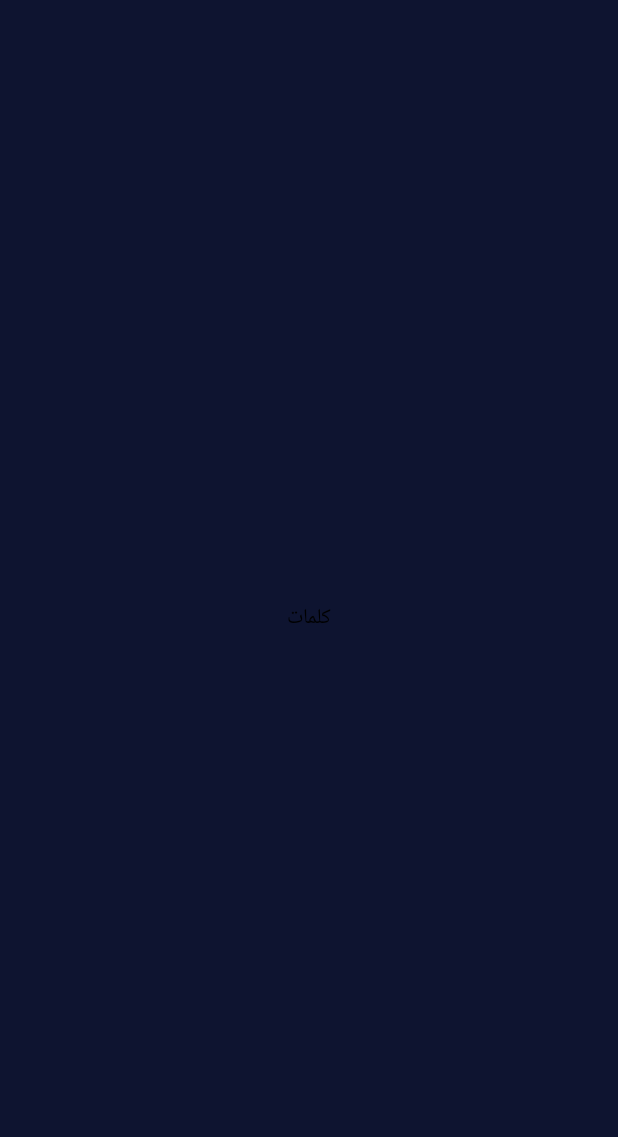
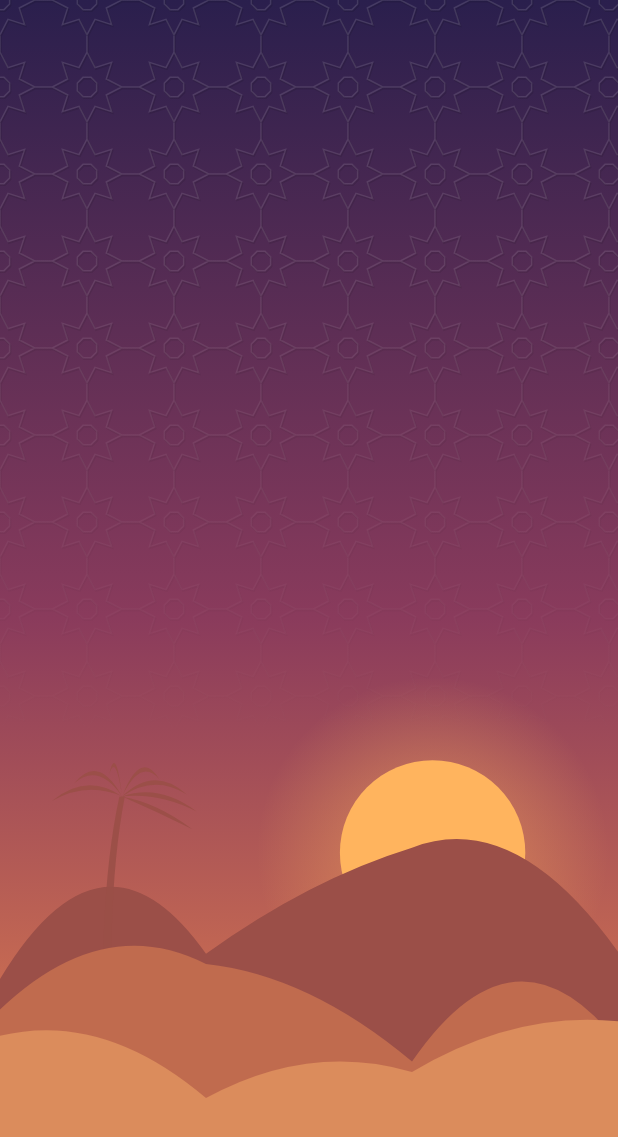
Before and after one commit to mks-zakaria/kalimat, an Android app built with Jetpack Compose: the screen it shows after launch (MainActivity), on a phone screen of 412 x 824 dp. Before the commit the part shown is almost empty. Shown: the top 1137 px of the screen. Run offline under Robolectric (Android 15) with nearby library versions, the phone set to English and light mode, and no system bars.

Commit message:
Android: desert scene background (sky, girih pattern, sun or moon, dunes, palm)

```diff
--- a/android/app/src/main/java/com/zakaria/crossword/MainActivity.kt
+++ b/android/app/src/main/java/com/zakaria/crossword/MainActivity.kt
@@ -4,25 +4,22 @@ import android.os.Bundle
 import androidx.activity.ComponentActivity
 import androidx.activity.compose.setContent
 import androidx.activity.enableEdgeToEdge
-import androidx.compose.foundation.layout.Box
-import androidx.compose.foundation.layout.fillMaxSize
-import androidx.compose.foundation.text.BasicText
 import androidx.compose.runtime.CompositionLocalProvider
-import androidx.compose.ui.Alignment
-import androidx.compose.ui.Modifier
 import androidx.compose.ui.platform.LocalLayoutDirection
 import androidx.compose.ui.unit.LayoutDirection
+import com.zakaria.crossword.ui.components.SceneBackground
+import com.zakaria.crossword.ui.components.SceneMood
+import com.zakaria.crossword.ui.theme.Fonts
 
 class MainActivity : ComponentActivity() {
     override fun onCreate(savedInstanceState: Bundle?) {
         super.onCreate(savedInstanceState)
         enableEdgeToEdge()
+        Fonts.load(assets)
         setContent {
             // The game is Arabic only, so the whole UI is right-to-left on every phone.
             CompositionLocalProvider(LocalLayoutDirection provides LayoutDirection.Rtl) {
-                Box(Modifier.fillMaxSize(), contentAlignment = Alignment.Center) {
-                    BasicText("كلمات")
-                }
+                SceneBackground(SceneMood.Sunset, duneHeight = 0.34f)
             }
         }
     }
--- /dev/null
+++ b/android/app/src/main/java/com/zakaria/crossword/ui/components/Scene.kt
@@ -0,0 +1,209 @@
+package com.zakaria.crossword.ui.components
+
+import androidx.compose.animation.core.RepeatMode
+import androidx.compose.animation.core.animateFloat
+import androidx.compose.animation.core.infiniteRepeatable
+import androidx.compose.animation.core.rememberInfiniteTransition
+import androidx.compose.animation.core.tween
+import androidx.compose.foundation.Canvas
+import androidx.compose.foundation.layout.fillMaxSize
+import androidx.compose.runtime.Composable
+import androidx.compose.runtime.getValue
+import androidx.compose.ui.Modifier
+import androidx.compose.ui.geometry.Offset
+import androidx.compose.ui.geometry.Rect
+import androidx.compose.ui.geometry.Size
+import androidx.compose.ui.graphics.Brush
+import androidx.compose.ui.graphics.Color
+import androidx.compose.ui.graphics.Path
+import androidx.compose.ui.graphics.PathOperation
+import androidx.compose.ui.graphics.drawscope.DrawScope
+import androidx.compose.ui.graphics.drawscope.Stroke
+import androidx.compose.ui.graphics.drawscope.clipRect
+import androidx.compose.ui.graphics.drawscope.translate
+import com.zakaria.crossword.game.SeededRng
+import kotlin.math.PI
+import kotlin.math.cos
+import kotlin.math.sin
+
+/** Colours of one desert scene. Each pack has its own mood (pack 1 dawn, 2 day, 3 sunset, 4 night, 5 dawn…). */
+enum class SceneMood(val sky: List<Color>, val dunes: List<Color>, val sun: Color) {
+    Dawn(
+        listOf(Color(0xFF4B3A6E), Color(0xFF9C5B7F), Color(0xFFF0A27A)),
+        listOf(Color(0xFFC98B73), Color(0xFFDDA27D), Color(0xFFEBBE8E)), Color(0xFFFFD3A1),
+    ),
+    Day(
+        listOf(Color(0xFF2F6FA8), Color(0xFF5FA3D6), Color(0xFFBFE0F2)),
+        listOf(Color(0xFFE2B77C), Color(0xFFEBC68D), Color(0xFFF3D7A4)), Color(0xFFFFF3C4),
+    ),
+    Sunset(
+        listOf(Color(0xFF2A1F4D), Color(0xFF8A3B5C), Color(0xFFF08A4B)),
+        listOf(Color(0xFF9B4F48), Color(0xFFC06B4E), Color(0xFFDB8C5C)), Color(0xFFFFB45E),
+    ),
+    Night(
+        listOf(Color(0xFF0E1430), Color(0xFF1B2340), Color(0xFF34406B)),
+        listOf(Color(0xFF2D2F55), Color(0xFF3B3C66), Color(0xFF4C4B76)), Color(0xFFF4EFD9),
+    );
+
+    val hasStars: Boolean get() = this == Night || this == Dawn
+
+    companion object {
+        fun forPack(order: Int): SceneMood = entries[(maxOf(order, 1) - 1) % 4]
+    }
+}
+
+/**
+ * Original desert artwork, drawn in code: sky, stars, a faint girih pattern, sun or moon,
+ * three dune layers and a palm. The x positions are mirrored (sun on the right, palm on the
+ * left) because the iOS app draws the scene in a right-to-left layout.
+ *
+ * [duneHeight] is the share of the height the dunes take (0..1).
+ */
+@Composable
+fun SceneBackground(mood: SceneMood, modifier: Modifier = Modifier, duneHeight: Float = 0.32f, animated: Boolean = true) {
+    val drift = if (animated) {
+        rememberInfiniteTransition(label = "scene")
+            .animateFloat(-1f, 1f, infiniteRepeatable(tween(6000), RepeatMode.Reverse), label = "drift").value
+    } else 0f
+
+    Canvas(modifier.fillMaxSize()) {
+        val w = size.width
+        val h = size.height
+        drawRect(Brush.verticalGradient(mood.sky))
+        if (mood.hasStars) drawStars(if (mood == SceneMood.Night) 0.9f else 0.4f)
+        drawGirih(mood, height = h * 0.6f)
+
+        if (mood == SceneMood.Night) {
+            // crescent moon, high in the sky
+            val d = w * 0.16f
+            drawMoon(center = Offset(w * 0.78f, h * 0.16f - drift * 4 * density), diameter = d, color = mood.sun)
+        } else {
+            // sun sitting on the horizon, half behind the dunes
+            val r = w * 0.15f
+            val c = Offset(w * 0.70f, h * (1 - duneHeight * 0.92f) + drift * 5 * density)
+            drawCircle(Brush.radialGradient(listOf(mood.sun.copy(alpha = 0.55f), Color.Transparent), c, r * 1.9f), r * 1.9f, c)
+            drawCircle(mood.sun, r, c)
+        }
+
+        drawDune(Rect(0f, h - h * duneHeight * 1.05f, w, h), phase = 0.15f, amplitude = 0.30f, color = mood.dunes[0])
+        val palmW = w * 0.22f
+        val palmH = h * duneHeight * 0.95f
+        val palmTopLeft = Offset(w * 0.18f - palmW / 2, h * (1 - duneHeight * 0.78f) - palmH / 2)
+        drawPalm(Rect(palmTopLeft, Size(palmW, palmH)), mood.dunes[0].copy(alpha = 0.9f))
+        drawDune(Rect(0f, h - h * duneHeight * 0.8f, w, h), phase = 0.55f, amplitude = 0.35f, color = mood.dunes[1])
+        drawDune(Rect(0f, h - h * duneHeight * 0.55f, w, h), phase = 0.9f, amplitude = 0.25f, color = mood.dunes[2])
+    }
+}
+
+/** 70 fixed stars in the upper sky. */
+private fun DrawScope.drawStars(alpha: Float) {
+    val rng = SeededRng("stars")
+    repeat(70) {
+        val x = (rng.next() % 1000uL).toFloat() / 1000 * size.width
+        val y = (rng.next() % 1000uL).toFloat() / 1000 * size.height * 0.6f
+        val s = ((rng.next() % 100uL).toFloat() / 100 * 2 + 0.6f) * density
+        drawCircle(Color.White.copy(alpha = 0.85f * alpha), s / 2, Offset(x + s / 2, y + s / 2))
+    }
+}
+
+private fun DrawScope.drawMoon(center: Offset, diameter: Float, color: Color) {
+    val full = Path().apply { addOval(Rect(center, diameter / 2)) }
+    // the bite is shifted toward the screen's left (mirrored like the rest of the scene)
+    val bite = Path().apply {
+        addOval(Rect(Offset(center.x - diameter * 0.31f, center.y - diameter * 0.19f), diameter * 0.47f))
+    }
+    drawCircle(Brush.radialGradient(listOf(color.copy(alpha = 0.5f), Color.Transparent), center, diameter), diameter, center)
+    drawPath(Path.combine(PathOperation.Difference, full, bite), color)
+}
+
+/** A smooth dune line across the top of [r]. */
+private fun DrawScope.drawDune(r: Rect, phase: Float, amplitude: Float, color: Color) {
+    val top = r.top + r.height * amplitude
+    val p = Path().apply {
+        moveTo(r.left, r.bottom)
+        lineTo(r.left, top + r.height * 0.15f * sin(phase * 6))
+        val steps = 3
+        for (i in 1..steps) {
+            val x = r.left + r.width * i / steps
+            val y = top + r.height * 0.18f * sin(phase * 6 + i * 1.9f)
+            val cx = x - r.width / steps / 2
+            val cy = top - r.height * amplitude * 0.9f * (if (i % 2 == 0) 0.4f else 1f)
+            quadraticTo(cx, cy, x, y)
+        }
+        lineTo(r.right, r.bottom)
+        close()
+    }
+    drawPath(p, color)
+}
+
+/** Date-palm silhouette: curved trunk and seven fronds. */
+private fun DrawScope.drawPalm(r: Rect, color: Color) {
+    val midX = r.center.x
+    val midY = r.center.y
+    val base = Offset(midX, r.bottom)
+    val top = Offset(midX + r.width * 0.08f, r.top + r.height * 0.22f)
+    val p = Path().apply {
+        moveTo(base.x - r.width * 0.035f, base.y)
+        quadraticTo(midX - r.width * 0.12f, midY, top.x - r.width * 0.02f, top.y)
+        lineTo(top.x + r.width * 0.02f, top.y)
+        quadraticTo(midX - r.width * 0.06f, midY, base.x + r.width * 0.035f, base.y)
+        close()
+        for (deg in listOf(-160f, -130f, -100f, -60f, -30f, -5f, 20f)) {
+            val rad = deg * PI.toFloat() / 180
+            val len = r.width * 0.55f
+            val tip = Offset(top.x + cos(rad) * len, top.y + sin(rad) * len * 0.55f + len * 0.25f)
+            val ctrl = Offset(top.x + cos(rad) * len * 0.5f, top.y + sin(rad) * len * 0.6f - len * 0.12f)
+            moveTo(top.x, top.y)
+            quadraticTo(ctrl.x, ctrl.y, tip.x, tip.y)
+            quadraticTo(ctrl.x, ctrl.y + len * 0.12f, top.x, top.y)
+        }
+    }
+    drawPath(p, color)
+}
+
+/**
+ * Faint girih "star and cross" pattern over the upper sky: eight-pointed stars (never six),
+ * each with an octagon at its heart and short bands to its neighbours. Drawn as carved
+ * plaster — a light line with a soft dark line under it — fading out toward the dunes.
+ */
+private fun DrawScope.drawGirih(mood: SceneMood, height: Float) {
+    val cell = 58 * density
+    val big = cell * 0.40f
+    val inner = big * 0.6f
+    val core = big * 0.3f
+    val light = if (mood == SceneMood.Day) 0.16f else 0.12f
+
+    val pattern = Path()
+    var y = 0f
+    while (y < height + cell) {
+        var x = 0f
+        while (x < size.width + cell) {
+            for (k in 0 until 16) {                               // star: 16 points, tips on axes and diagonals
+                val a = k * PI.toFloat() / 8 - PI.toFloat() / 2
+                val rad = if (k % 2 == 0) big else inner
+                if (k == 0) pattern.moveTo(x + cos(a) * rad, y + sin(a) * rad) else pattern.lineTo(x + cos(a) * rad, y + sin(a) * rad)
+            }
+            pattern.close()
+            for (k in 0 until 8) {                                // octagon at the heart
+                val a = k * PI.toFloat() / 4 + PI.toFloat() / 8
+                if (k == 0) pattern.moveTo(x + cos(a) * core, y + sin(a) * core) else pattern.lineTo(x + cos(a) * core, y + sin(a) * core)
+            }
+            pattern.close()
+            pattern.moveTo(x + big, y); pattern.lineTo(x + cell - big, y)     // band to the next star
+            pattern.moveTo(x, y + big); pattern.lineTo(x, y + cell - big)     // band to the star below
+            x += cell
+        }
+        y += cell
+    }
+
+    // the lines fade out toward the dunes: full strength at the top, gone at `height`
+    fun fade(color: Color) = Brush.verticalGradient(
+        0f to color, 0.35f to color.copy(alpha = color.alpha * 0.8f), 1f to Color.Transparent, endY = height,
+    )
+    clipRect(bottom = height) {
+        translate(0.6f * density, 1f * density) {
+            drawPath(pattern, fade(Color.Black.copy(alpha = light * 0.9f)), style = Stroke(1.2f * density))
+        }
+        drawPath(pattern, fade(Color.White.copy(alpha = light)), style = Stroke(1f * density))
+    }
+}
```
